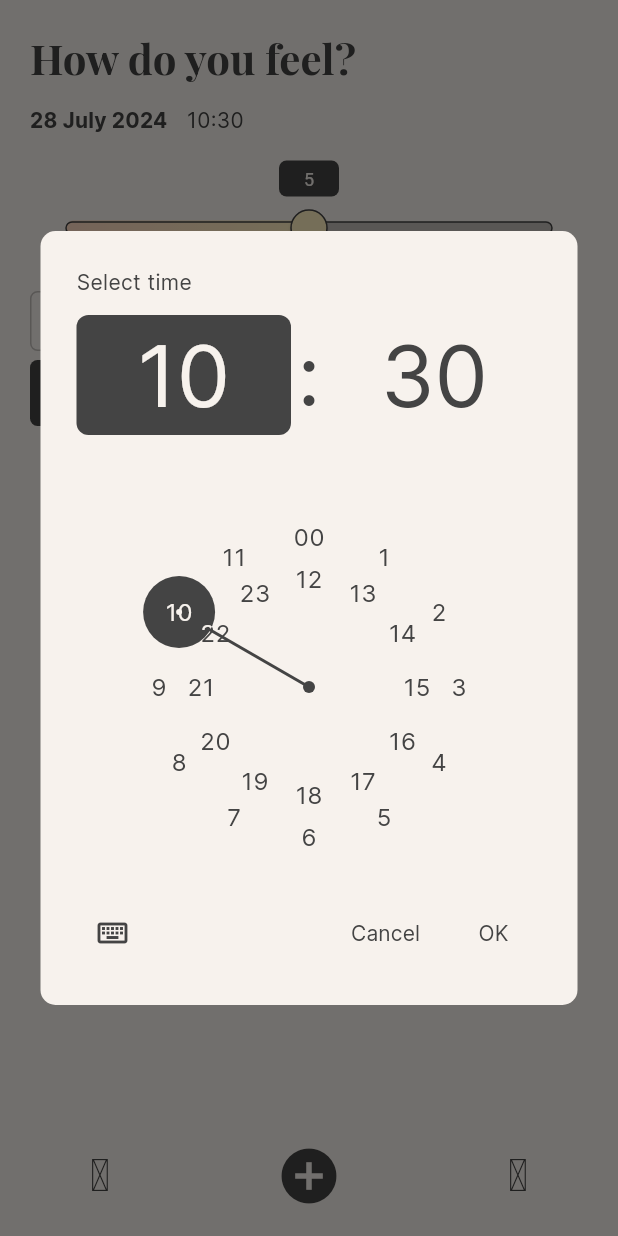
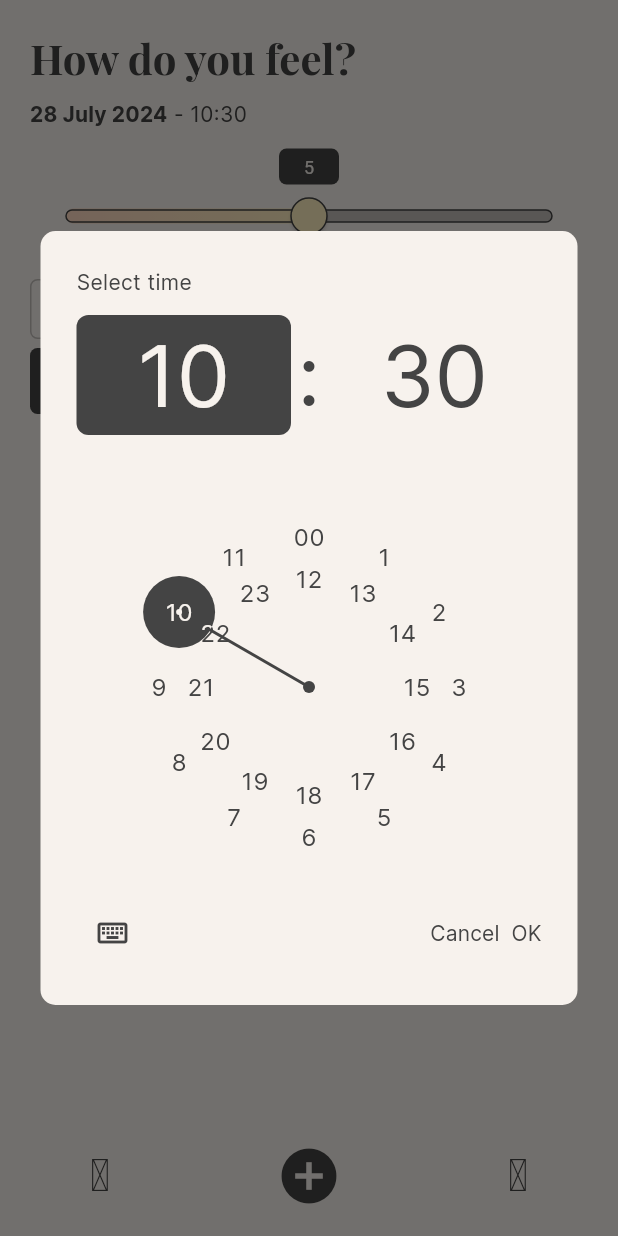
Before and after one commit to OscrTR/CalmNotes, a Flutter app: the ScreenEntry screen opened by its route, after a tap on an icon or button, on a phone screen of 412 x 824 dp. Run offline on Flutter 3.47's test engine with Material 3 defaults, Android fonts, the phone set to English and light mode, and no system bars; our stand-ins replace go_router, material_symbols_icons, sqflite; accounts and stored records are empty.

Commit message:
textbutton style

```diff
--- a/lib/pages/screen_entry.dart
+++ b/lib/pages/screen_entry.dart
@@ -69,6 +69,7 @@ class _ScreenEntryState extends State<ScreenEntry> {
                   style: Theme.of(context).textTheme.titleMedium,
                 ),
               ),
+              const Text(' - '),
               TextButton(
                 onPressed: () => selectTime(context),
                 child: Text(
--- a/lib/theme.dart
+++ b/lib/theme.dart
@@ -42,6 +42,8 @@ final ThemeData appTheme = ThemeData(
         style: TextButton.styleFrom(
       foregroundColor: AppColors.primaryColor,
       padding: EdgeInsets.zero,
+      tapTargetSize: MaterialTapTargetSize.shrinkWrap,
+      minimumSize: const Size(0, 40),
     )),
     filledButtonTheme: FilledButtonThemeData(
       style: FilledButton.styleFrom(
```
